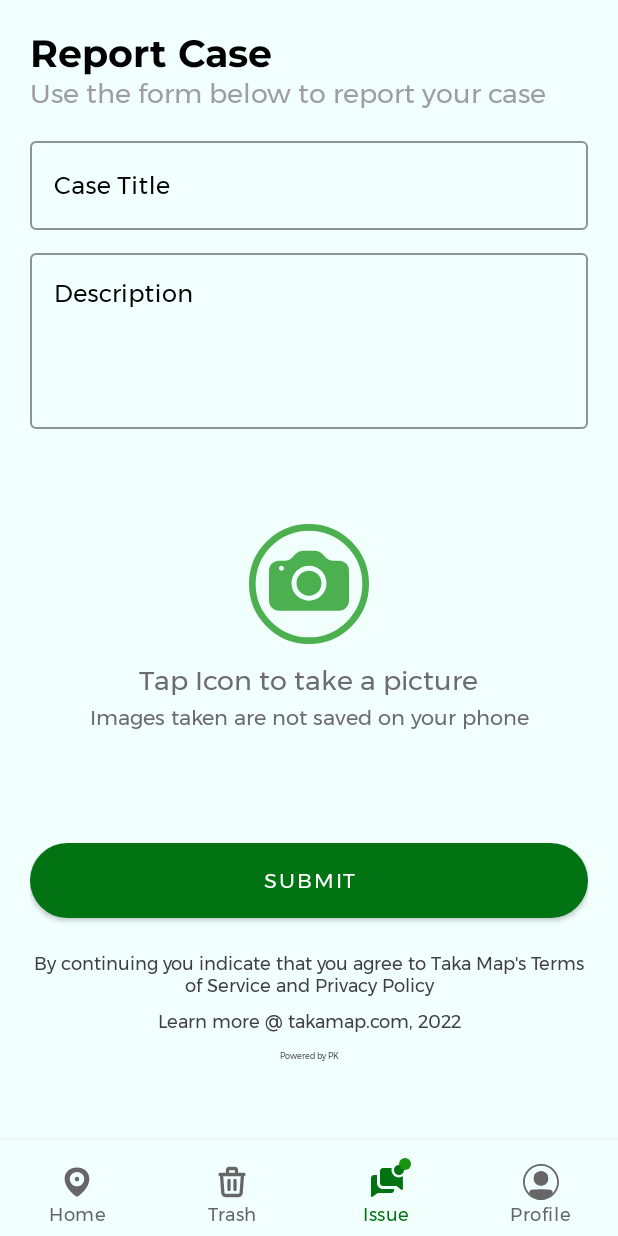
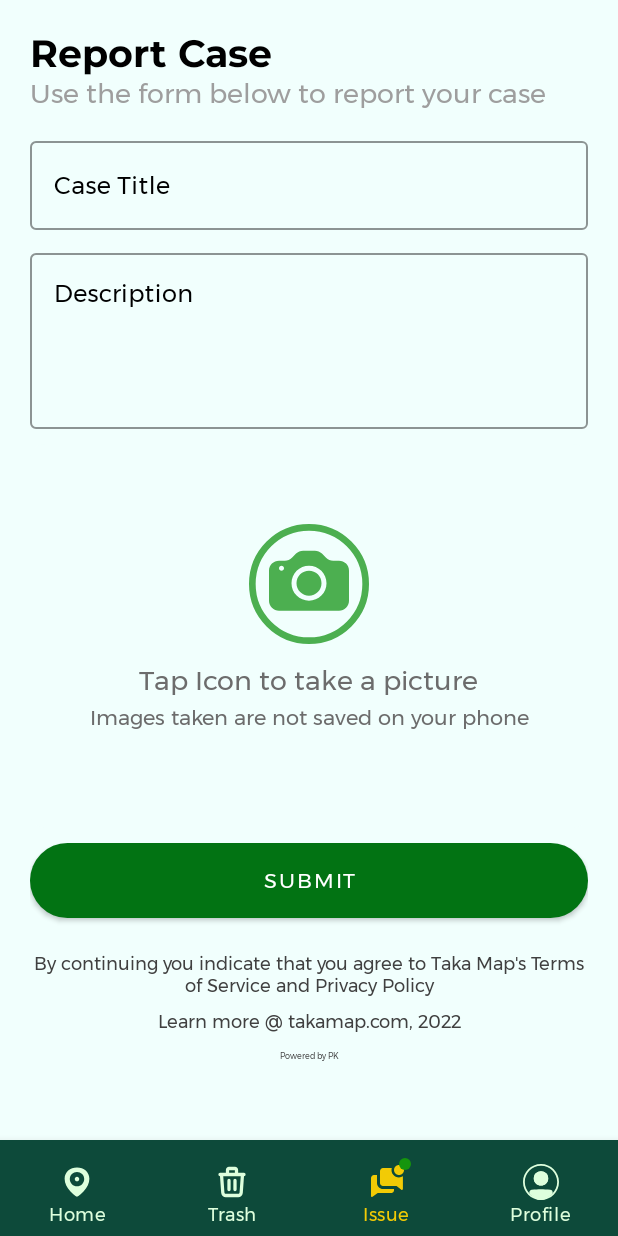
Before and after one commit to patrickhamzaokello/TakaMapNative, an Android app: the Issue screen opened through its navigation route, on a phone screen of 412 x 824 dp. Run offline under Robolectric (Android 15) with nearby library versions, the phone set to English and light mode, and no system bars; our stand-ins replace navigation-ui; libraries missing offline, so code that uses them is left out: com.androidnetworking.interceptors, com.nostra13.universalimageloader; pictures from the network do not load; 6 statements that could not run were skipped.

Commit message:
ui updates

```diff
--- a/app/src/main/java/com/pkasemer/takamap/RootActivity.java
+++ b/app/src/main/java/com/pkasemer/takamap/RootActivity.java
@@ -25,39 +25,6 @@
     protected void onCreate(Bundle savedInstanceState) {
         super.onCreate(savedInstanceState);
         setContentView(R.layout.activity_root_activity);
-        permission();
-
-
-        //updating cart counts
-
-    }
-
-    private void permission() {
-        if (ContextCompat.checkSelfPermission(getApplicationContext(), Manifest.permission.ACCESS_FINE_LOCATION) != PackageManager.PERMISSION_GRANTED && ContextCompat.checkSelfPermission(getApplicationContext(), Manifest.permission.ACCESS_COARSE_LOCATION) != PackageManager.PERMISSION_GRANTED) {
-            ActivityCompat.requestPermissions(RootActivity.this, new String[]{Manifest.permission.ACCESS_FINE_LOCATION,Manifest.permission.ACCESS_COARSE_LOCATION}
-                    , REQUEST_CODE);
-        } else {
-            initRootElements();
-
-        }
-    }
-
-    @Override
-    public void onRequestPermissionsResult(int requestCode, @NonNull String[] permissions, @NonNull int[] grantResults) {
-        super.onRequestPermissionsResult(requestCode, permissions, grantResults);
-        if (requestCode == REQUEST_CODE) {
-            for (int grant:grantResults ) {
-                if (grant != PackageManager.PERMISSION_GRANTED) {
-                   ActivityCompat.requestPermissions(RootActivity.this, new String[]{Manifest.permission.ACCESS_FINE_LOCATION}
-                            , REQUEST_CODE);
-                }
-            }
-
-        }
-    }
-
-    private void initRootElements() {
-
         //Initialize Bottom Navigation View.
         navView = findViewById(R.id.bottomNav_view);
 
@@ -71,8 +38,8 @@
         NavController navController = Navigation.findNavController(this, R.id.navHostFragment);
         NavigationUI.setupWithNavController(navView, navController);
         navView.getOrCreateBadge(R.id.navigation_cart).setBackgroundColor(getResources().getColor(R.color.niceGreen));
-//        getWindow().setStatusBarColor(ContextCompat.getColor(this, R.color.over_all_bg_color));
-        getWindow().setNavigationBarColor(ContextCompat.getColor(this, R.color.over_all_bg_color));
+        getWindow().setStatusBarColor(ContextCompat.getColor(this, R.color.user_bg));
+        getWindow().setNavigationBarColor(ContextCompat.getColor(this, R.color.user_bg));
     }
 
 
--- a/app/src/main/res/color/navigationcolors.xml
+++ b/app/src/main/res/color/navigationcolors.xml
@@ -1,14 +1,14 @@
 <?xml version="1.0" encoding="utf-8"?>
 <selector xmlns:android="http://schemas.android.com/apk/res/android" >
     <item android:state_pressed="true"
-        android:color="@color/purple_500"/> <!-- pressed -->
+        android:color="@color/gold_on_green"/> <!-- pressed -->
     <item android:state_focused="true"
         android:color="#009688"/>
     <item android:state_selected="true"
-        android:color="@color/purple_500"/>
+        android:color="@color/gold_on_green"/>
 
     <item android:state_enabled="true"
-        android:color="#666666"/>
+        android:color="@color/texton_green"/>
     <!-- focused -->
     <item android:color="#FF6D00"/> <!-- default -->
 </selector>
--- a/app/src/main/res/layout/activity_root_activity.xml
+++ b/app/src/main/res/layout/activity_root_activity.xml
@@ -31,7 +31,7 @@
         app:itemTextColor="@color/navigationcolors"
         app:labelVisibilityMode="labeled"
         android:paddingTop="8dp"
-        android:background="@color/over_all_bg_color"
+        android:background="@color/user_bg"
         app:layout_constraintBottom_toBottomOf="parent"
         app:layout_constraintLeft_toLeftOf="parent"
         app:layout_constraintRight_toRightOf="parent"
--- a/app/src/main/res/values/colors.xml
+++ b/app/src/main/res/values/colors.xml
@@ -2,7 +2,7 @@
 <resources>
     <color name="purple_200">#025920</color>
     <color name="purple_500">#027313</color>
-    <color name="purple_700">#038C0C</color>
+    <color name="purple_700">#0d4a3a</color>
     <color name="teal_200">#0C5927</color>
     <color name="teal_700">#0F5937</color>
     <color name="texton_green">#DEFFDD</color>
```
